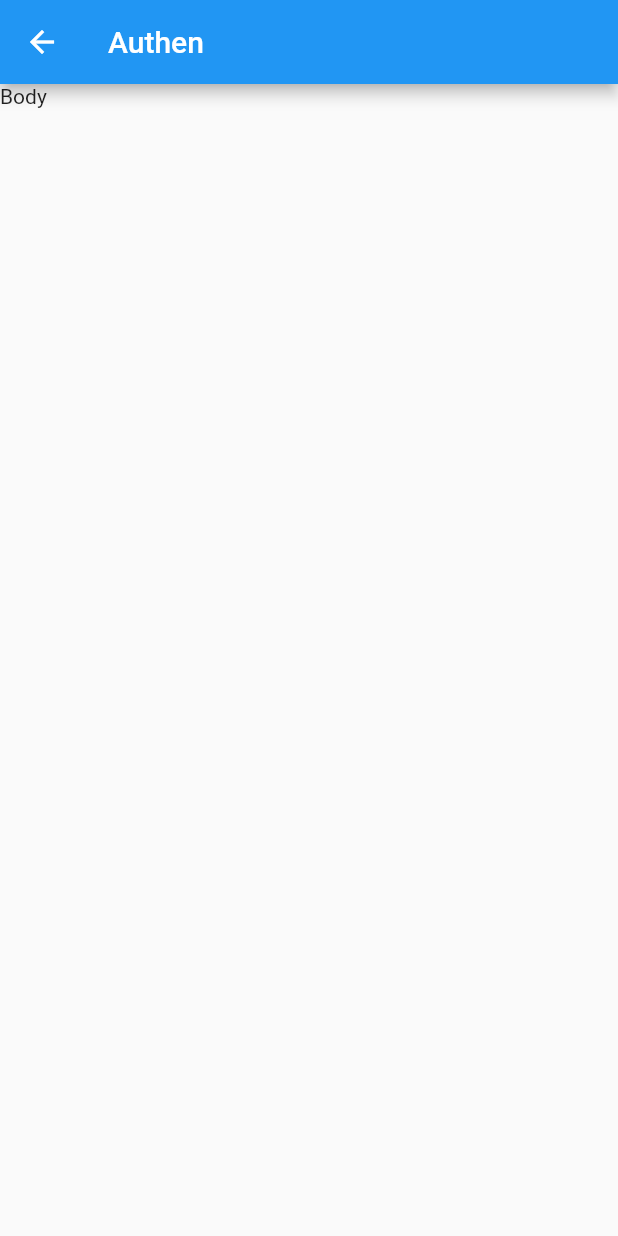
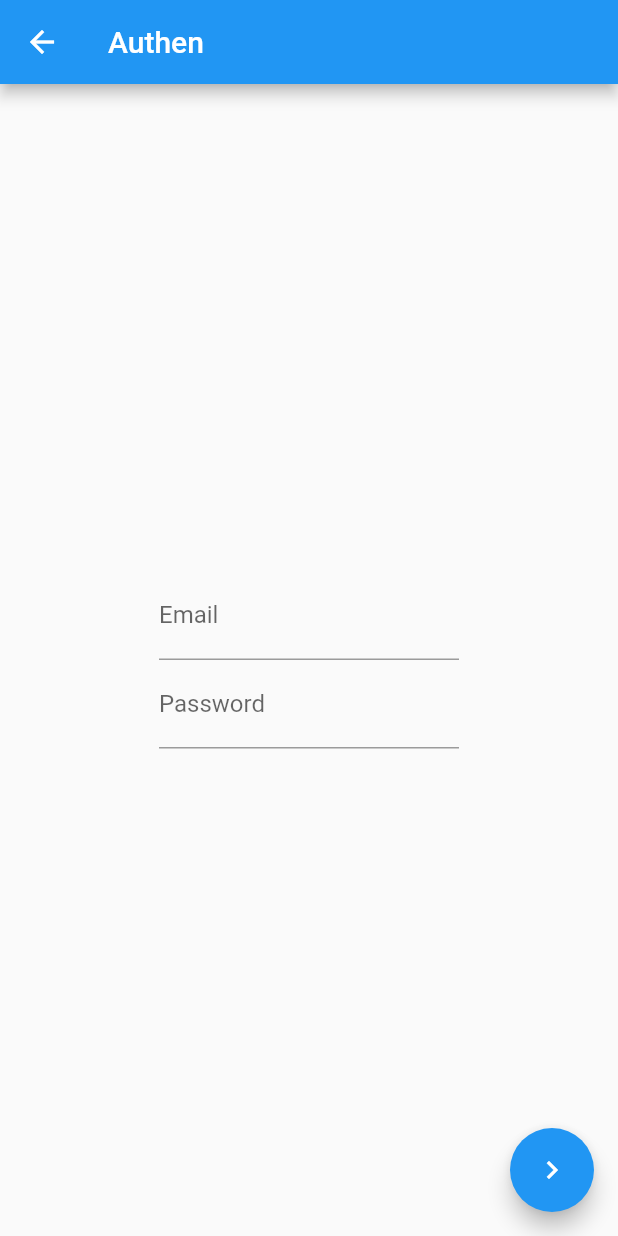
Before and after one commit to arunwongdotw/SunnyPilab, a Flutter app: the screen it shows after launch, after a tap on "Sign In", on a phone screen of 412 x 824 dp. Run offline on Flutter 3.47's test engine with Material 2 defaults, Android fonts, the phone set to English and light mode, and no system bars; our stand-ins replace firebase_auth; accounts and stored records are empty.

Commit message:
Finish 8 aug

```diff
--- a/lib/main.dart
+++ b/lib/main.dart
@@ -1,4 +1,5 @@
 import 'package:flutter/material.dart';
+import 'package:flutter/services.dart';
 import 'package:sunny_pilab/screens/home.dart';
 
 main() {
@@ -8,7 +9,10 @@ main() {
 class MyApp extends StatelessWidget {
   @override
   Widget build(BuildContext context) {
+    SystemChrome.setPreferredOrientations(
+        [DeviceOrientation.portraitUp, DeviceOrientation.portraitDown]);
     return MaterialApp(
+      debugShowCheckedModeBanner: false,
       home: Home(),
     );
   }
--- a/lib/screens/authen.dart
+++ b/lib/screens/authen.dart
@@ -1,4 +1,6 @@
+import 'package:firebase_auth/firebase_auth.dart';
 import 'package:flutter/material.dart';
+import 'package:sunny_pilab/screens/my_service.dart';
 
 class Authen extends StatefulWidget {
   @override
@@ -6,13 +8,90 @@ class Authen extends StatefulWidget {
 }
 
 class _AuthenState extends State<Authen> {
+  // Explicit
+  final formKey = GlobalKey<FormState>();
+  String emailString = '', passwordString = '';
+  FirebaseAuth firebaseAuth = FirebaseAuth.instance;
+  final scaffoldKey = GlobalKey<ScaffoldState>();
+
+  // Method
+  Widget emailText() {
+    return Container(
+      alignment: Alignment.center,
+      child: Container(
+        width: 200.0,
+        child: TextFormField(
+          keyboardType: TextInputType.emailAddress,
+          decoration: InputDecoration(labelText: 'Email'),
+          onSaved: (String value) {
+            emailString = value;
+          },
+        ),
+      ),
+    );
+  }
+
+  Widget passwordText() {
+    return Container(
+      width: 200.0,
+      child: TextFormField(
+        obscureText: true,
+        decoration: InputDecoration(labelText: 'Password'),
+        onSaved: (String value) {
+          passwordString = value;
+        },
+      ),
+    );
+  }
+
+  Future<void> checkAuthen() async {
+    await firebaseAuth
+        .signInWithEmailAndPassword(
+            email: emailString, password: passwordString)
+        .then((response) {
+      MaterialPageRoute materialPageRoute =
+          MaterialPageRoute(builder: (BuildContext context) => MyService());
+      Navigator.of(context)
+        ..pushAndRemoveUntil(
+            materialPageRoute, (Route<dynamic> route) => false);
+    }).catchError((response) {
+      String errorString = response.message;
+      mySnackBar(errorString);
+    });
+  }
+
+  void mySnackBar(String messageString) {
+    SnackBar snackBar = SnackBar(
+      content: Text(messageString),
+    );
+    scaffoldKey.currentState.showSnackBar(snackBar);
+  }
+
   @override
   Widget build(BuildContext context) {
     return Scaffold(
+      key: scaffoldKey,
       appBar: AppBar(
         title: Text('Authen'),
       ),
-      body: Text('Body'),
+      body: Form(
+        key: formKey,
+        child: Column(
+          mainAxisAlignment: MainAxisAlignment.center,
+          children: <Widget>[
+            emailText(),
+            passwordText(),
+          ],
+        ),
+      ),
+      floatingActionButton: FloatingActionButton(
+        child: Icon(Icons.navigate_next),
+        onPressed: () {
+          formKey.currentState.save();
+          print('email = $emailString, password = $passwordString');
+          checkAuthen();
+        },
+      ),
     );
   }
 }
--- a/lib/screens/home.dart
+++ b/lib/screens/home.dart
@@ -1,5 +1,7 @@
+import 'package:firebase_auth/firebase_auth.dart';
 import 'package:flutter/material.dart';
 import 'package:sunny_pilab/screens/authen.dart';
+import 'package:sunny_pilab/screens/my_service.dart';
 import 'package:sunny_pilab/screens/register.dart';
 
 class Home extends StatefulWidget {
@@ -11,21 +13,42 @@ class _HomeState extends State<Home> {
   // Explicit
   double myWidth = 120.0;
   double myH1 = 30.0;
-  Color myColor = Colors.brown[400];
+  Color primaryColor = Color.fromARGB(255, 251, 192, 45);
+  Color lightColor = Color.fromARGB(255, 255, 242, 99);
+  Color darkColor = Color.fromARGB(255, 196, 144, 0);
 
   // Method
+  @override // เริ่มก่อนใครในหน้านี้
+  void initState() {
+    super.initState();
+    checkStatus();
+  }
+
+  Future<void> checkStatus() async {
+    FirebaseAuth firebaseAuth = FirebaseAuth.instance;
+    FirebaseUser firebaseUser = await firebaseAuth.currentUser();
+    if (firebaseUser != null) {
+      var serviceRoute =
+          MaterialPageRoute(builder: (BuildContext context) => MyService());
+      Navigator.of(context)
+          .pushAndRemoveUntil(serviceRoute, (Route<dynamic> route) => false);
+    }
+  }
 
   Widget signUpButton() {
     return Container(
       width: 220.0,
       child: OutlineButton(
-        borderSide: BorderSide(color: myColor),
+        borderSide: BorderSide(
+          color: primaryColor,
+          width: 2.0,
+        ),
         shape: RoundedRectangleBorder(
           borderRadius: BorderRadius.circular(5.0),
         ),
         child: Text(
           'Sign Up',
-          style: TextStyle(color: myColor),
+          style: TextStyle(color: Colors.black),
         ),
         onPressed: () {
           print('click sign in button');
@@ -44,10 +67,10 @@ class _HomeState extends State<Home> {
         shape: RoundedRectangleBorder(
           borderRadius: BorderRadius.circular(5.0),
         ),
-        color: myColor,
+        color: primaryColor,
         child: Text(
           'Sign In',
-          style: TextStyle(color: Colors.white),
+          style: TextStyle(color: Colors.black),
         ),
         onPressed: () {
           print('click sign in button');
@@ -65,19 +88,20 @@ class _HomeState extends State<Home> {
       child: Container(
         width: myWidth,
         height: myWidth,
-        child: Image.asset('images/deer.png'),
+        child: Image.asset('images/logo.png'),
       ),
     );
   }
 
   Widget showAppName() {
     return Text(
-      'ซั น นี่ ไ พ แ ล็ บ',
+      'ไ ก่ เ เ อ ป',
       style: TextStyle(
-          fontSize: myH1,
-          color: Colors.brown[700],
-          fontWeight: FontWeight.bold,
-          fontFamily: 'Kanit-Regular'),
+        fontSize: myH1,
+        color: Colors.black,
+        fontWeight: FontWeight.bold,
+        fontFamily: 'Kanit-Regular',
+      ),
     );
   }
 
@@ -87,8 +111,8 @@ class _HomeState extends State<Home> {
       body: Container(
         decoration: BoxDecoration(
           gradient: RadialGradient(
-            colors: [Colors.white, Colors.brown],
-            radius: 1.0,
+            colors: [lightColor, darkColor],
+            radius: 1.5,
           ),
         ),
         child: Column(
--- a/pubspec.yaml
+++ b/pubspec.yaml
@@ -23,6 +23,9 @@ dependencies:
   # The following adds the Cupertino Icons font to your application.
   # Use with the CupertinoIcons class for iOS style icons.
   cupertino_icons: ^0.1.2
+  firebase_auth: ^0.14.0+1
+  firebase_core: ^0.4.0+8
+  http: ^0.12.0+2
 
 dev_dependencies:
   flutter_test:
@@ -42,7 +45,7 @@ flutter:
 
   # To add assets to your application, add an assets section, like this:
   assets:
-   - images/deer.png
+   - images/logo.png
   #  - images/a_dot_ham.jpeg
 
   # An image asset can refer to one or more resolution-specific "variants", see
```
Also changed, not shown: lib/model/profile_model.dart (added, +12 -0 lines), lib/screens/my_service.dart (added, +44 -0 lines), lib/screens/register.dart (+51 -0 lines), lib/screens/show_api_web.dart (added, +70 -0 lines), images/deer.png (deleted), images/logo.png (added), pubspec.lock, 3 other files.
